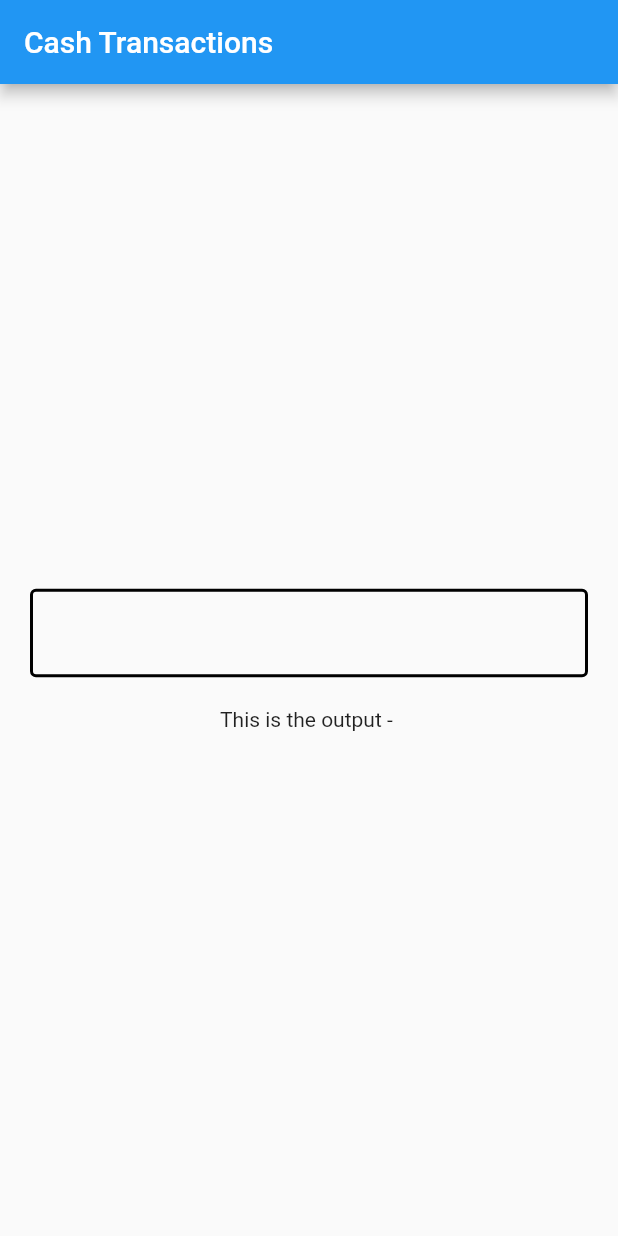
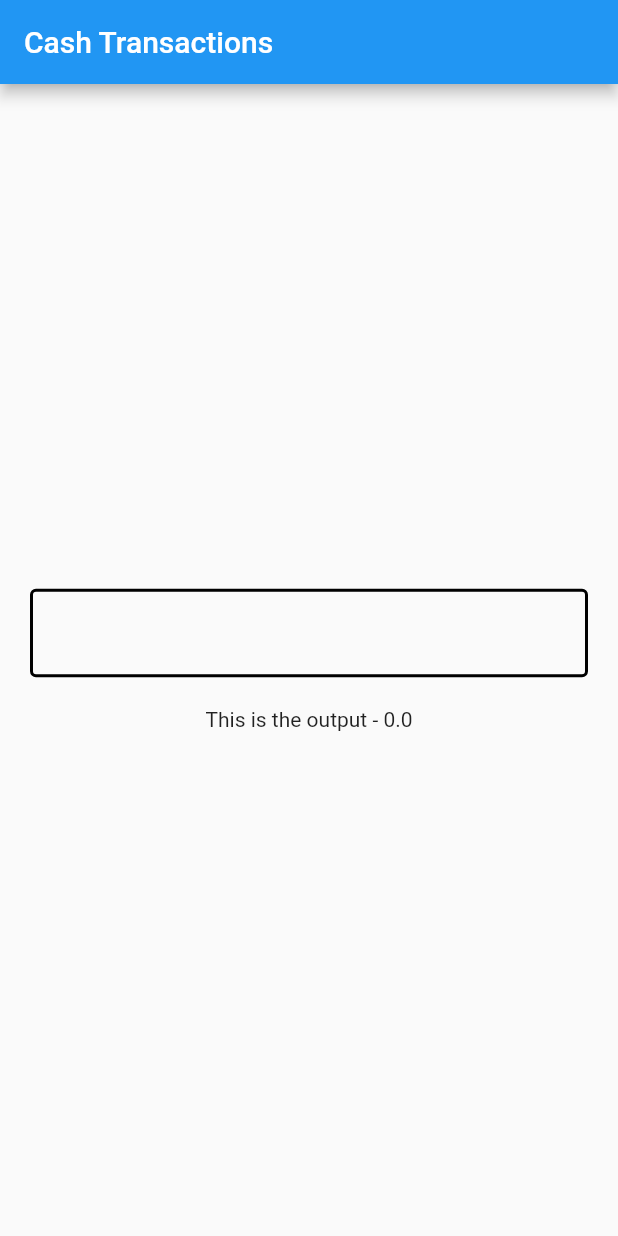
Before and after one commit to carlstep/cambo_fx_cash_transaction_page, a Flutter app: the screen it shows after launch, on a phone screen of 412 x 824 dp. Run offline on Flutter 3.47's test engine with Material 2 defaults, Android fonts, the light colour scheme and no system bars; our stand-ins replace google_fonts.

Commit message:
setup billAmount input

```diff
--- a/lib/pages/cash_transaction.dart
+++ b/lib/pages/cash_transaction.dart
@@ -9,7 +9,7 @@ class CashTransactionPage extends StatefulWidget {
 }
 
 class _CashTransactionPageState extends State<CashTransactionPage> {
-  String billValue = '';
+  double billValue = 0.0;
   @override
   Widget build(BuildContext context) {
     return Scaffold(
@@ -23,20 +23,25 @@ class _CashTransactionPageState extends State<CashTransactionPage> {
             mainAxisAlignment: MainAxisAlignment.center,
             children: <Widget>[
               TextField(
-                decoration: InputDecoration(
-                  enabledBorder:
-                      OutlineInputBorder(borderSide: BorderSide(width: 2)),
+                decoration: const InputDecoration(
+                  enabledBorder: OutlineInputBorder(
+                    borderSide: BorderSide(width: 2),
+                  ),
+                  focusedBorder: OutlineInputBorder(
+                    borderSide: BorderSide(color: Colors.grey),
+                  ),
+                  border: OutlineInputBorder(),
                 ),
                 onChanged: (String billAmount) {
                   setState(() {
-                    var billValue = double.parse(billAmount);
+                    billValue = double.parse(billAmount);
                     print('text => $billAmount');
                     print(billValue.runtimeType);
                   });
                 },
               ),
               SizedBox(height: 20),
-              Text('This is the output - $billValue'),
+              Text('This is the output - ${billValue * 4000.roundToDouble()}'),
               //Text(value),
             ],
           ),
```
